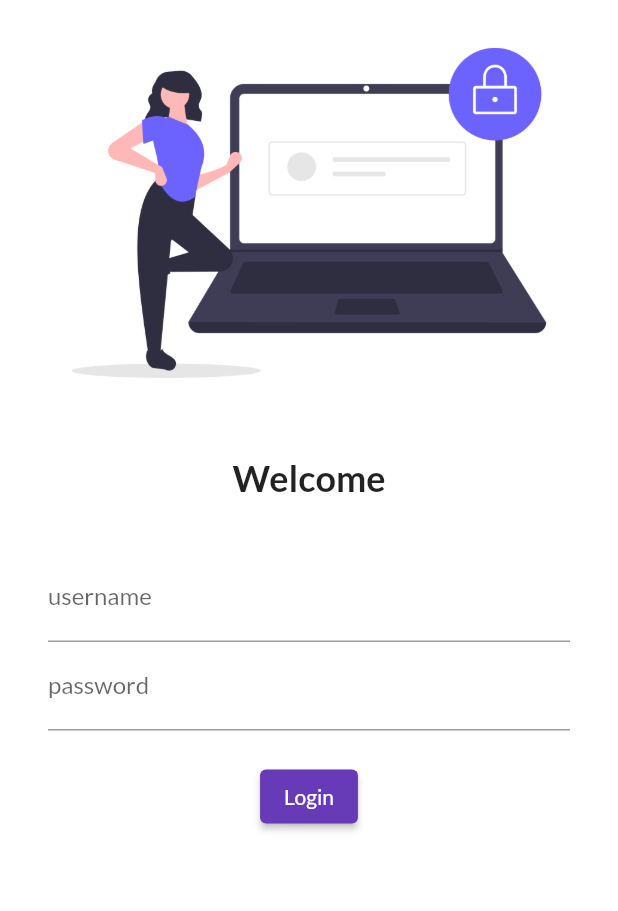
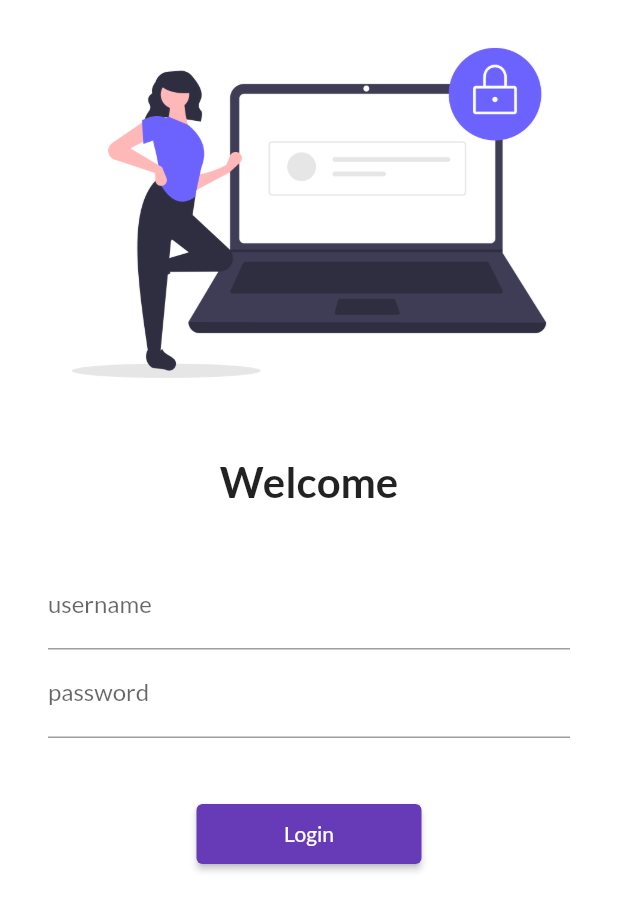
Before and after one commit to aashah15/30DaysOfFlutter, a Flutter app: the screen it shows after launch, on a phone screen of 412 x 824 dp. Shown: the top 911 px of the screen. Run offline on Flutter 3.47's test engine with Material 2 defaults, Android fonts, the phone set to English and light mode, and no system bars; our stand-ins replace google_fonts.

Commit message:
Day 5 completed

```diff
--- a/lib/main.dart
+++ b/lib/main.dart
@@ -1,6 +1,7 @@
 import 'package:flutter/material.dart';
 import 'package:flutter_catalog/pages/home_page.dart';
 import 'package:flutter_catalog/pages/login_page.dart';
+import 'package:flutter_catalog/utils/routes.dart';
 import 'package:google_fonts/google_fonts.dart';
 
 main() {
@@ -20,8 +21,8 @@ class MyApp extends StatelessWidget {
         ),
         routes: {
           "/": (context) => LoginPage(),
-          "/home": (context) => HomePage(),
-          "/login": (context) => LoginPage()
+          MyRoutes.homeRoute: (context) => HomePage(),
+          MyRoutes.loginRoute: (context) => LoginPage()
         });
   }
 }
--- a/lib/pages/login_page.dart
+++ b/lib/pages/login_page.dart
@@ -1,10 +1,13 @@
+
 import 'package:flutter/material.dart';
+import 'package:flutter_catalog/utils/routes.dart';
 
 class LoginPage extends StatelessWidget {
   @override
   Widget build(BuildContext context) {
     return Material(
       color: Colors.white,
+      child: SingleChildScrollView(
         child: Column(
           children: [
             Image.asset(
@@ -17,7 +20,7 @@ class LoginPage extends StatelessWidget {
             Text(
               "Welcome",
               style: TextStyle(
-              fontSize: 24,
+                fontSize: 28,
                 fontWeight: FontWeight.bold,
               ),
             ),
@@ -43,12 +46,13 @@ class LoginPage extends StatelessWidget {
                     ),
                   ),
                   SizedBox(
-                  height: 20.0,
+                    height: 40.0,
                   ),
                   ElevatedButton(
                     child: Text("Login"),
+                    style: TextButton.styleFrom(minimumSize: Size(150, 40)),
                     onPressed: () {
-                    print("Hi Coder Beans");
+                      Navigator.pushNamed(context, MyRoutes.homeRoute);
                     },
                   )
                 ],
@@ -56,6 +60,7 @@ class LoginPage extends StatelessWidget {
             )
           ],
         ),
+      ),
     );
   }
 }
--- /dev/null
+++ b/lib/utils/routes.dart
@@ -0,0 +1,4 @@
+class MyRoutes {
+  static String loginRoute = "/login";
+  static String homeRoute = "/home";
+}
```
Lines whose indentation alone changed are shown as unchanged.
